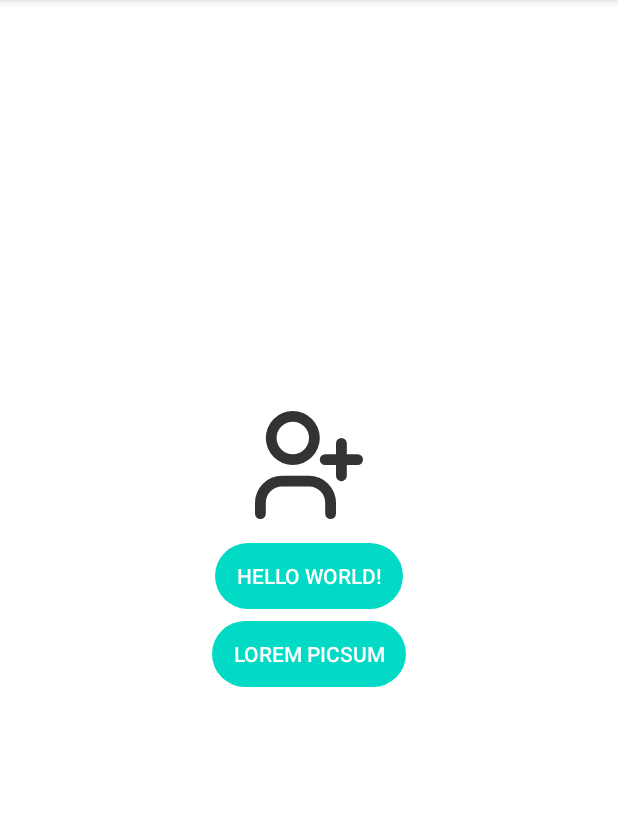
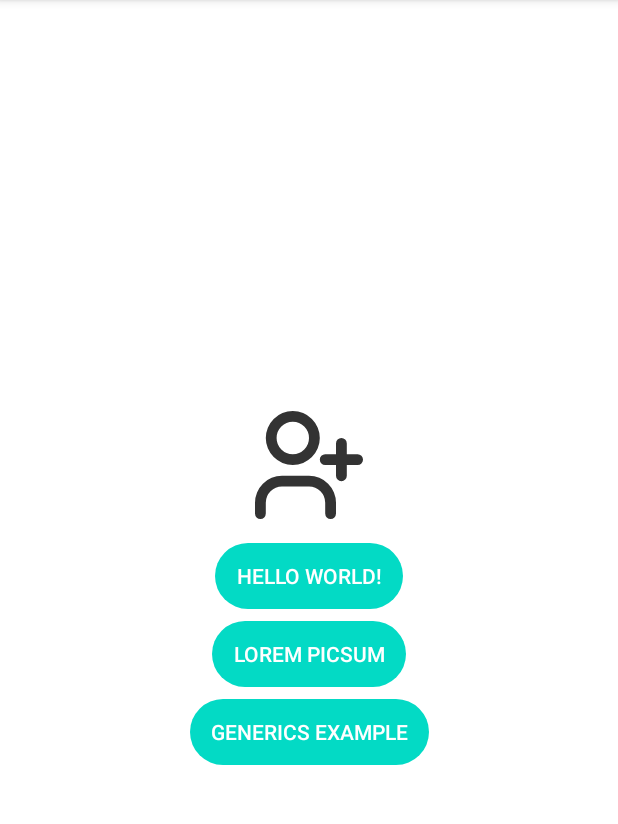
Before and after one commit to rcbuilders/RemindSampleApp, an Android app: the screen it shows after launch (MainActivity), on a phone screen of 412 x 824 dp, the part 84-908 px from its top. Run offline under Robolectric (Android 15) with nearby library versions, the phone set to English and light mode, and no system bars; our stand-ins replace data binding; libraries missing offline, so code that uses them is left out: com.facebook.stetho; 1 statement that could not run was skipped.

Commit message:
제네릭 타입 예제

```diff
--- a/app/src/main/AndroidManifest.xml
+++ b/app/src/main/AndroidManifest.xml
@@ -24,6 +24,7 @@
         <activity android:name=".base_fragment.TestFragmentActivity"/>
         <activity android:name=".lorem_picsum.ui.LoremPicsumDetailActivity"/>
         <activity android:name=".lorem_picsum.ui.LoremPicsumListActivity"/>
+        <activity android:name=".generics_example.GenericsExampleActivity"/>
     </application>
 
 </manifest>
--- a/app/src/main/java/com/remind/sampleapp/MainActivity.kt
+++ b/app/src/main/java/com/remind/sampleapp/MainActivity.kt
@@ -3,6 +3,7 @@ package com.remind.sampleapp
 import android.content.Intent
 import com.remind.sampleapp.base_fragment.TestFragmentActivity
 import com.remind.sampleapp.databinding.ActivityMainBinding
+import com.remind.sampleapp.generics_example.GenericsExampleActivity
 import com.remind.sampleapp.lorem_picsum.ui.LoremPicsumDetailActivity
 import com.remind.sampleapp.lorem_picsum.ui.LoremPicsumListActivity
 
@@ -21,6 +22,12 @@ class MainActivity : BaseActivity<ActivityMainBinding>(R.layout.activity_main) {
                     startActivity(it)
                 }
             }
+
+            btnGenericsExample.setOnClickListener {
+                Intent(this@MainActivity, GenericsExampleActivity::class.java).also {
+                    startActivity(it)
+                }
+            }
         }
     }
 
--- a/app/src/main/java/com/remind/sampleapp/lorem_picsum/ui/LoremPicsumListActivity.kt
+++ b/app/src/main/java/com/remind/sampleapp/lorem_picsum/ui/LoremPicsumListActivity.kt
@@ -18,7 +18,7 @@ import kotlinx.coroutines.flow.filter
 import org.koin.androidx.viewmodel.ext.android.viewModel
 
 class LoremPicsumListActivity:
-    BaseActivity<ActivityLorempicsumListBinding>(R.layout.activity_lorempicsum_list), OnImageItemClickListener {
+    BaseActivity<ActivityLorempicsumListBinding>(R.layout.activity_lorempicsum_list), OnImageItemClickListener<ImageInfo> {
 
     private val viewModel: LoremPicsumViewModel by viewModel()
     private val imageListAdapter: LoremPicsumListAdapter = LoremPicsumListAdapter(this)
--- a/app/src/main/java/com/remind/sampleapp/lorem_picsum/ui/adapter/LoremPicsumListAdapter.kt
+++ b/app/src/main/java/com/remind/sampleapp/lorem_picsum/ui/adapter/LoremPicsumListAdapter.kt
@@ -8,11 +8,11 @@ import androidx.recyclerview.widget.RecyclerView
 import com.remind.sampleapp.databinding.ListItemImageBinding
 import com.remind.sampleapp.lorem_picsum.model.ImageInfo
 
-interface OnImageItemClickListener {
-    fun onImageItemClicked(item: ImageInfo?)
+interface OnImageItemClickListener<T> {
+    fun onImageItemClicked(item: T?)
 }
 
-class LoremPicsumListAdapter(private val listener: OnImageItemClickListener?):
+class LoremPicsumListAdapter(private val listener: OnImageItemClickListener<ImageInfo>?):
     PagingDataAdapter<ImageInfo, LoremPicsumListAdapter.ImageViewHolder>(
         object : DiffUtil.ItemCallback<ImageInfo>() {
             override fun areItemsTheSame(oldItem: ImageInfo, newItem: ImageInfo): Boolean {
--- a/app/src/main/res/layout/activity_main.xml
+++ b/app/src/main/res/layout/activity_main.xml
@@ -46,6 +46,21 @@
             style="?android:attr/borderlessButtonStyle"
             android:background="@drawable/round_button_background"/>
 
+        <androidx.appcompat.widget.AppCompatButton
+            android:id="@+id/btn_generics_example"
+            android:layout_width="wrap_content"
+            android:layout_height="44dp"
+            app:layout_constraintTop_toBottomOf="@id/btn_lorempicsum"
+            app:layout_constraintLeft_toLeftOf="parent"
+            app:layout_constraintRight_toRightOf="parent"
+            android:text="Generics Example"
+            android:textColor="@color/white"
+            android:layout_marginTop="8dp"
+            android:paddingHorizontal="14dp"
+            style="?android:attr/borderlessButtonStyle"
+            android:background="@drawable/round_button_background"/>
+
+
     </androidx.constraintlayout.widget.ConstraintLayout>
 
 </layout>
```
Also changed, not shown: app/src/main/java/com/remind/sampleapp/generics_example/GenericsExampleActivity.kt (added, +95 -0 lines), app/src/main/res/layout/activity_generics_example.xml (added, +10 -0 lines).
